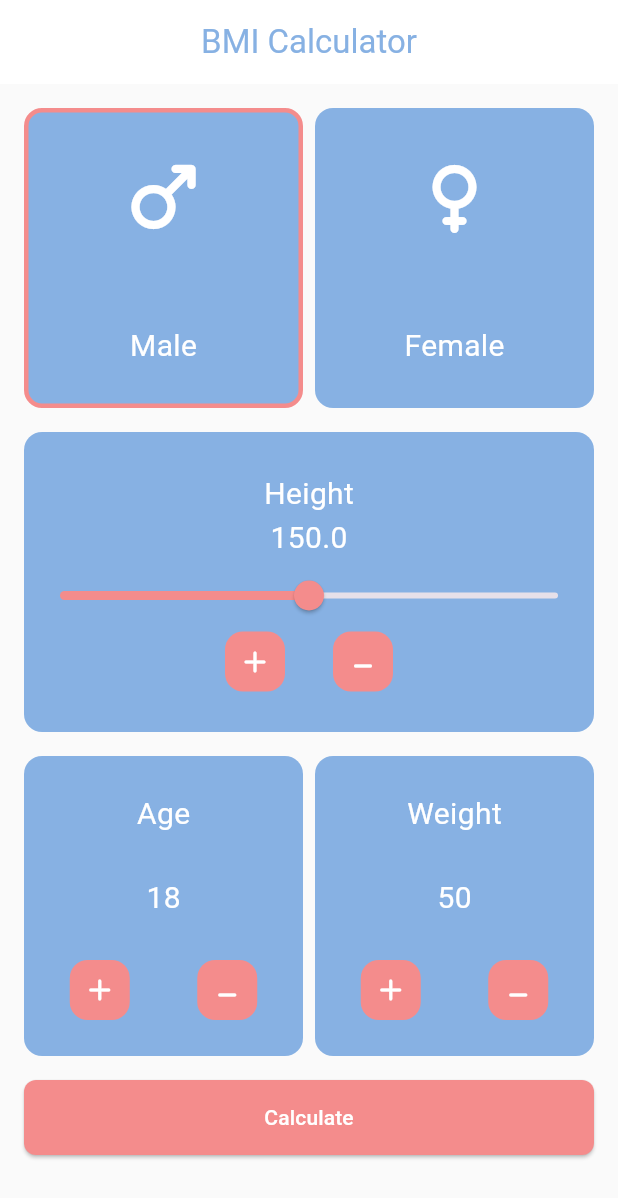
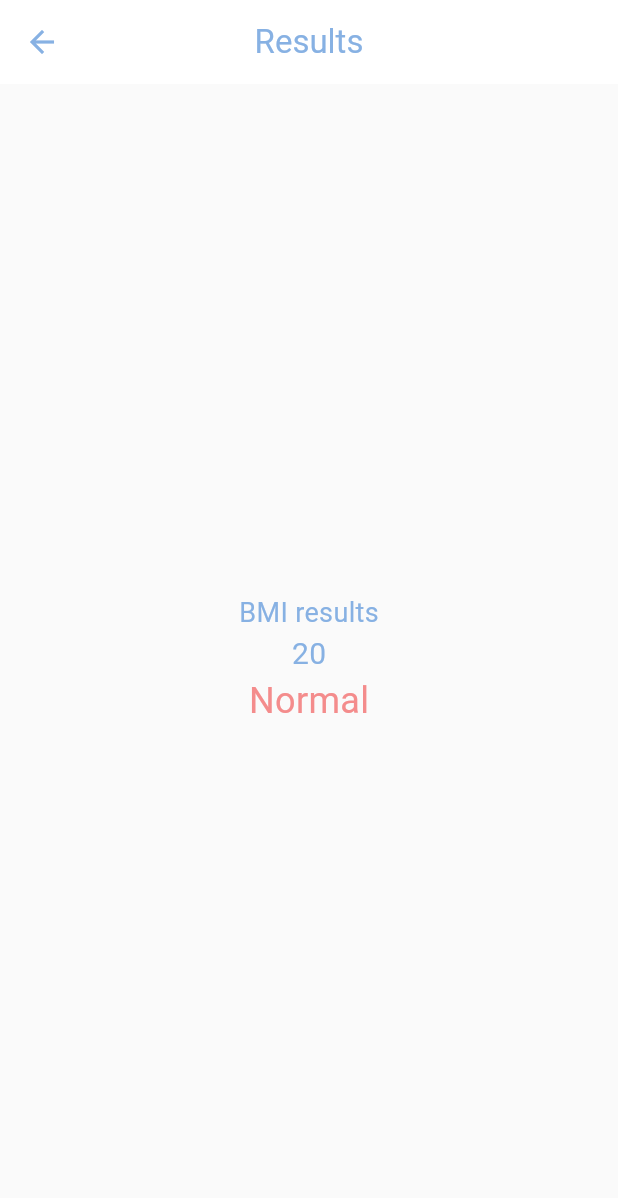
Before and after one commit to MohammedGhazaly/BMI-Normal, a Flutter app: the screen it shows after launch, after a tap on the "add" icon, after a tap on the "minimize" icon, after a tap on "Calculate", on a phone screen of 412 x 824 dp. Shown: the top 1198 px of the screen. Run offline on Flutter 3.47's test engine with Material 3 defaults, Android fonts, the phone set to English and light mode, and no system bars.

Commit message:
Created user model and result view

```diff
--- a/lib/main.dart
+++ b/lib/main.dart
@@ -1,5 +1,6 @@
 import 'package:bmi_normal/constants.dart';
 import 'package:bmi_normal/views/home/home_view.dart';
+import 'package:bmi_normal/views/results/result_view.dart';
 import 'package:flutter/material.dart';
 
 void main() {
@@ -14,12 +15,19 @@ class BmiApp extends StatelessWidget {
     return MaterialApp(
       debugShowCheckedModeBanner: false,
       theme: ThemeData(
+        appBarTheme: AppBarTheme(
+          elevation: 0,
+          centerTitle: true,
+          backgroundColor: Colors.white,
+          foregroundColor: kBlueColor,
+        ),
         scaffoldBackgroundColor: kLightColor,
         useMaterial3: true,
       ),
       initialRoute: HomeView.routeName,
       routes: {
         HomeView.routeName: (context) => const HomeView(),
+        ResutlView.routeName: (context) => const ResutlView(),
       },
     );
   }
--- a/lib/views/home/home_view.dart
+++ b/lib/views/home/home_view.dart
@@ -1,4 +1,3 @@
-import 'package:bmi_normal/constants.dart';
 import 'package:bmi_normal/views/home/widgets/home_view_body.dart';
 import 'package:flutter/material.dart';
 
@@ -10,11 +9,7 @@ class HomeView extends StatelessWidget {
   Widget build(BuildContext context) {
     return Scaffold(
       appBar: AppBar(
-        elevation: 0,
-        centerTitle: true,
-        title: Text("BMI Calculator"),
-        backgroundColor: Colors.white,
-        foregroundColor: kBlueColor,
+        title: const Text("BMI Calculator"),
       ),
       body: HomeViewBody(),
     );
--- a/lib/views/home/widgets/age_weight_container.dart
+++ b/lib/views/home/widgets/age_weight_container.dart
@@ -44,7 +44,7 @@ class AgeWeightContainer extends StatelessWidget {
             mainAxisAlignment: MainAxisAlignment.spaceAround,
             children: [
               InkWell(
-                onTap: () {},
+                onTap: incrementFunction,
                 child: Container(
                   width: 40,
                   height: 40,
@@ -61,7 +61,7 @@ class AgeWeightContainer extends StatelessWidget {
                 ),
               ),
               InkWell(
-                onTap: () {},
+                onTap: decrementFunction,
                 child: Container(
                   padding: EdgeInsets.only(bottom: 10),
                   width: 40,
--- a/lib/views/home/widgets/home_view_body.dart
+++ b/lib/views/home/widgets/home_view_body.dart
@@ -1,7 +1,9 @@
 import 'package:bmi_normal/constants.dart';
+import 'package:bmi_normal/models/user_model.dart';
 import 'package:bmi_normal/views/home/widgets/age_weight_container.dart';
 import 'package:bmi_normal/views/home/widgets/custom_slider_widget.dart';
 import 'package:bmi_normal/views/home/widgets/gender_container.dart';
+import 'package:bmi_normal/views/results/result_view.dart';
 import 'package:flutter/material.dart';
 
 class HomeViewBody extends StatefulWidget {
@@ -14,6 +16,8 @@ class HomeViewBody extends StatefulWidget {
 class _HomeViewBodyState extends State<HomeViewBody> {
   bool isMale = true;
   double userHeight = 150;
+  int age = 20;
+  int weight = 60;
   @override
   Widget build(BuildContext context) {
     return Padding(
@@ -99,20 +103,32 @@ class _HomeViewBodyState extends State<HomeViewBody> {
               children: [
                 Expanded(
                     child: AgeWeightContainer(
-                  decrementFunction: () {},
-                  incrementFunction: () {},
+                  decrementFunction: () {
+                    setState(() {});
+                    age--;
+                  },
+                  incrementFunction: () {
+                    setState(() {});
+                    age++;
+                  },
                   text: "Age",
-                  value: 18,
+                  value: age,
                 )),
                 const SizedBox(
                   width: 8,
                 ),
                 Expanded(
                   child: AgeWeightContainer(
-                    decrementFunction: () {},
-                    incrementFunction: () {},
+                    decrementFunction: () {
+                      weight--;
+                      setState(() {});
+                    },
+                    incrementFunction: () {
+                      weight++;
+                      setState(() {});
+                    },
                     text: "Weight",
-                    value: 50,
+                    value: weight,
                   ),
                 )
               ],
@@ -130,7 +146,14 @@ class _HomeViewBodyState extends State<HomeViewBody> {
                   foregroundColor: Colors.white,
                   backgroundColor: kRedColor,
                 ),
-                onPressed: () {},
+                onPressed: () {
+                  Navigator.pushNamed(context, ResutlView.routeName,
+                      arguments: UserModel(
+                          gender: isMale ? "Male" : "Femail",
+                          height: userHeight,
+                          weight: weight,
+                          age: age));
+                },
                 child: const Text(
                   "Calculate",
                 ),
--- /dev/null
+++ b/lib/views/results/result_view.dart
@@ -0,0 +1,17 @@
+import 'package:bmi_normal/views/results/widgets/result_view_body.dart';
+import 'package:flutter/material.dart';
+
+class ResutlView extends StatelessWidget {
+  static String routeName = "resulst-view";
+  const ResutlView({super.key});
+
+  @override
+  Widget build(BuildContext context) {
+    return Scaffold(
+      appBar: AppBar(
+        title: const Text("Results"),
+      ),
+      body: ResultViewBody(),
+    );
+  }
+}
--- /dev/null
+++ b/lib/views/results/widgets/result_view_body.dart
@@ -0,0 +1,29 @@
+import 'package:bmi_normal/constants.dart';
+import 'package:flutter/material.dart';
+
+class ResultViewBody extends StatelessWidget {
+  const ResultViewBody({super.key});
+
+  @override
+  Widget build(BuildContext context) {
+    return Center(
+      child: Column(
+        mainAxisAlignment: MainAxisAlignment.center,
+        children: [
+          Text(
+            "BMI results",
+            style: TextStyle(fontSize: 18, color: kBlueColor),
+          ),
+          Text(
+            "20",
+            style: TextStyle(fontSize: 20, color: kBlueColor),
+          ),
+          Text(
+            "Normal",
+            style: TextStyle(fontSize: 24, color: kRedColor),
+          ),
+        ],
+      ),
+    );
+  }
+}
```
Also changed, not shown: lib/models/user_model.dart (added, +12 -0 lines).
